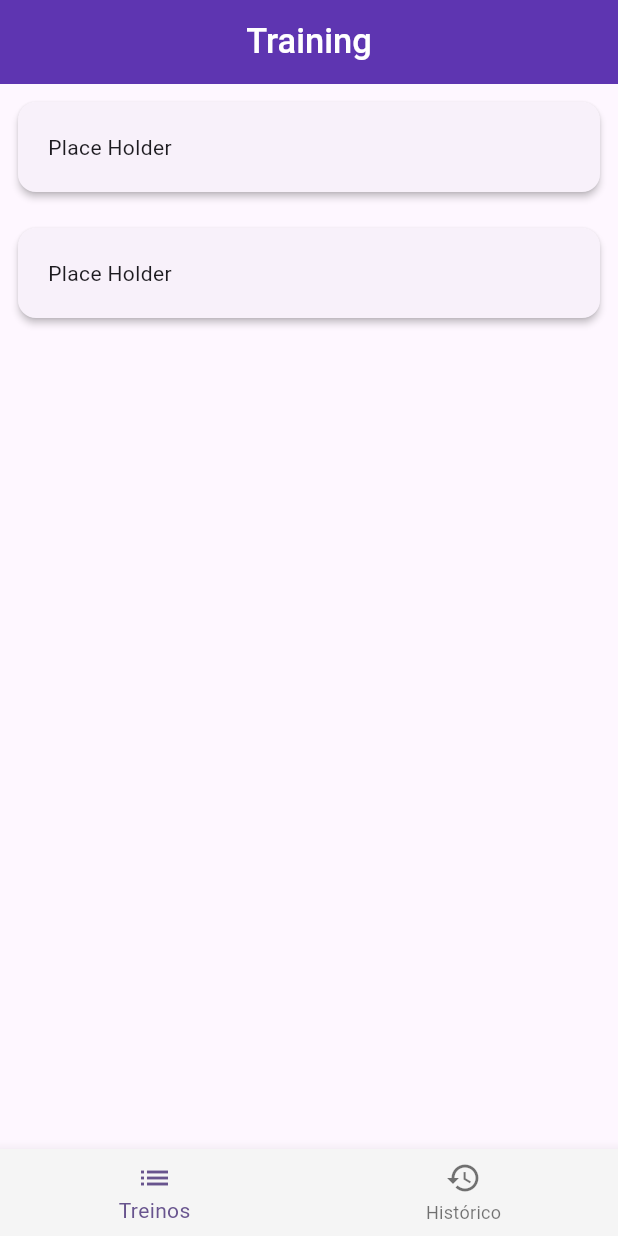
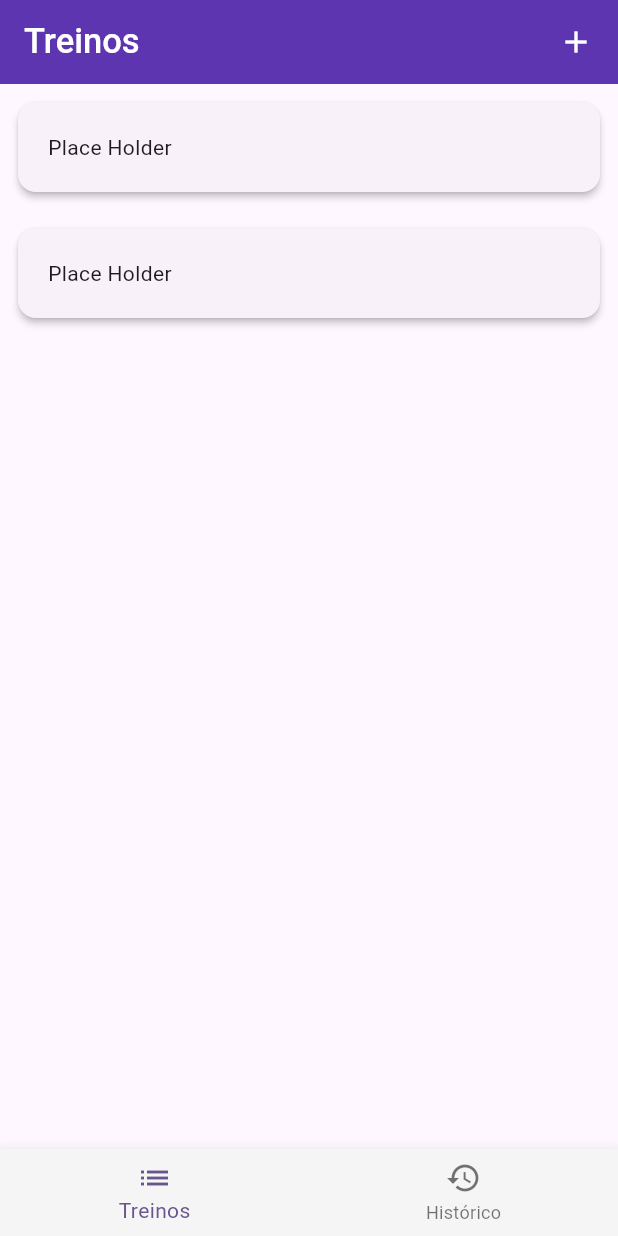
Before and after one commit to racalixta/flutter_basketball_100, a Flutter app: the screen it shows after launch, on a phone screen of 412 x 824 dp. Run offline on Flutter 3.47's test engine with Material 2 defaults, Android fonts, the phone set to English and light mode, and no system bars.

Commit message:
navegacao e botao de novo treino

```diff
--- a/lib/pages/training_page.dart
+++ b/lib/pages/training_page.dart
@@ -9,12 +9,26 @@ class TrainingPage extends StatefulWidget {
 }
 
 class _TrainingPageState extends State<TrainingPage> {
+  newTraining() {
+    print('novo treino');
+  }
+
   @override
   Widget build(BuildContext context) {
     return Scaffold(
       appBar: AppBar(
-        centerTitle: true,
-        title: const Text('Training'),
+        title: const Text('Treinos'),
+        actions: [
+          FloatingActionButton(
+            backgroundColor: Colors.transparent,
+            elevation: 0,
+            onPressed: () => newTraining(),
+            child: const Icon(
+              Icons.add,
+              color: Colors.white,
+            ),
+          ),
+        ],
         backgroundColor: Colors.deepPurple[600],
         titleTextStyle: const TextStyle(
           color: Colors.white,
--- a/lib/widgets/training_card.dart
+++ b/lib/widgets/training_card.dart
@@ -1,4 +1,5 @@
 import 'package:flutter/material.dart';
+import 'package:flutter_basketball_100/pages/training_details.dart';
 
 class TrainingCard extends StatefulWidget {
   const TrainingCard({super.key});
@@ -8,13 +9,23 @@ class TrainingCard extends StatefulWidget {
 }
 
 class _TrainingCardState extends State<TrainingCard> {
+  openDetails() {
+    Navigator.push(
+      context,
+      MaterialPageRoute(
+        builder: (_) => const TrainingDetails(),
+      ),
+    );
+  }
+
   @override
   Widget build(BuildContext context) {
-    return const Card(
-        margin: EdgeInsets.all(12),
+    return Card(
+        margin: const EdgeInsets.all(12),
         elevation: 2,
         child: InkWell(
-          child: Padding(
+          onTap: () => openDetails(),
+          child: const Padding(
             padding: EdgeInsets.only(top: 20, bottom: 20, left: 20),
             child: Row(
               children: [
```
Also changed, not shown: lib/models/training_model.dart (added, +17 -0 lines), lib/pages/training_details.dart (added, +32 -0 lines).
